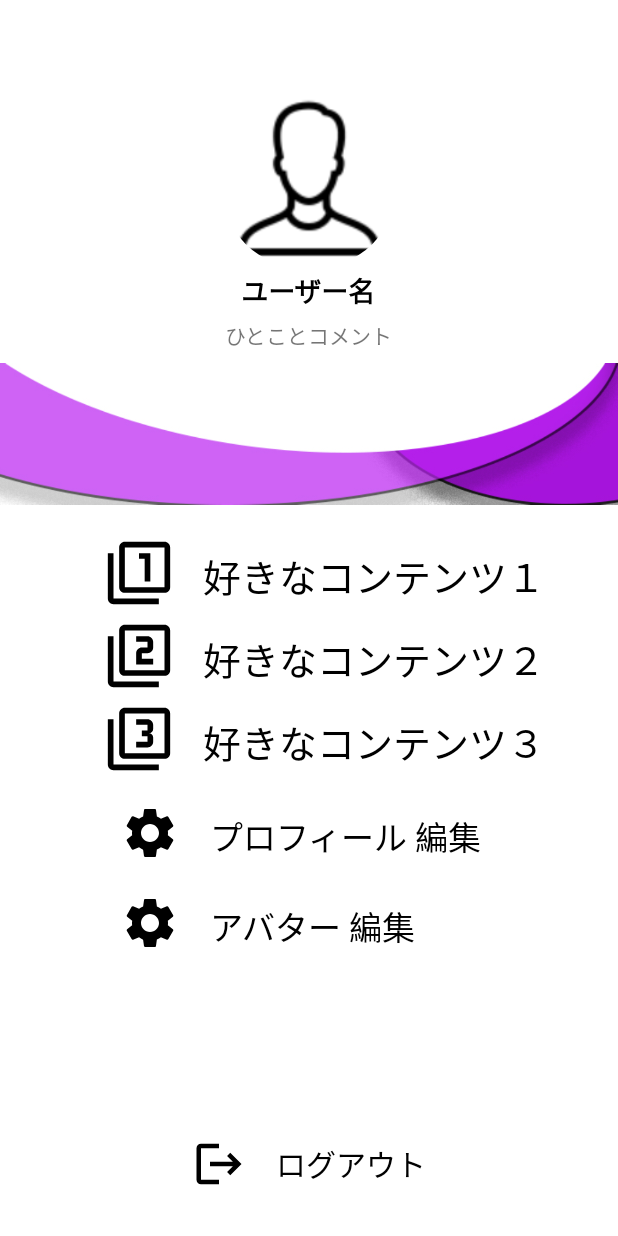
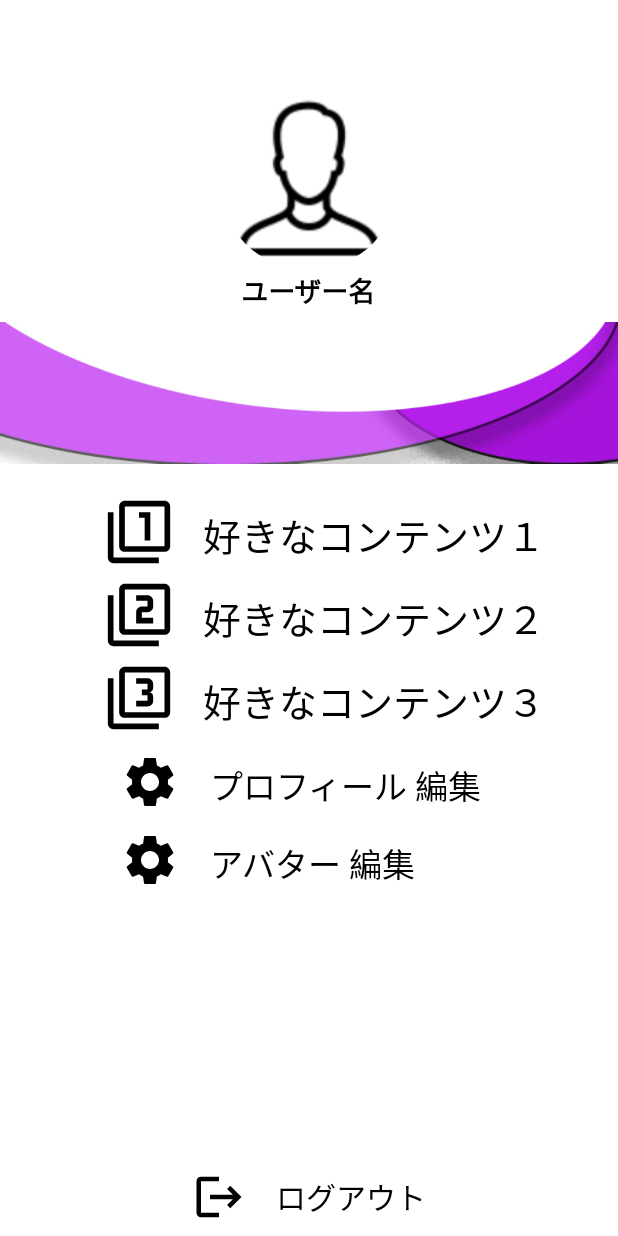
Before and after one commit to KeitoFurusawa/Oldiary, an Android app: the layout activity_profile.xml on its own in the app's theme, with its tools: preview values and no code run, on a phone screen of 412 x 824 dp. Run offline under Robolectric (Android 15) with nearby library versions, the phone set to English and light mode, and no system bars; Roboto replaces fonts that are not available here.

Commit message:
マージ中

```diff
--- a/app/src/main/res/layout/activity_profile.xml
+++ b/app/src/main/res/layout/activity_profile.xml
@@ -41,9 +41,9 @@
         android:id="@+id/imageview_pic"
         android:layout_width="match_parent"
         android:layout_height="100dp"
-        android:src="@drawable/profile_ui"
         android:layout_below="@id/comment"
-        android:layout_marginTop="5dp"/>
+        android:layout_marginTop="-22dp"
+        android:src="@drawable/profile_ui" />
 
     <LinearLayout
         android:id="@+id/linearlayout_1"
@@ -123,80 +123,77 @@
             android:layout_marginTop="5dp"/>
     </LinearLayout>
 
+
     <LinearLayout
         android:id="@+id/linearlayout_editProf"
         android:layout_width="match_parent"
         android:layout_height="wrap_content"
-        android:orientation="horizontal"
         android:layout_below="@+id/linearlayout_3"
-        android:layout_marginTop="20dp">
+        android:layout_marginTop="13dp"
+        android:orientation="horizontal">
 
         <ImageView
             android:layout_width="40dp"
             android:layout_height="40dp"
-            android:src="@drawable/ic_settings"
             android:layout_marginLeft="80dp"
-            />
+            android:src="@drawable/ic_settings" />
 
         <TextView
             android:layout_width="wrap_content"
             android:layout_height="wrap_content"
+            android:layout_marginLeft="20dp"
+            android:layout_marginTop="5dp"
             android:text="プロフィール 編集"
-            android:textSize="22sp"
             android:textColor="#000"
-            android:layout_marginLeft="20dp"
-            android:layout_marginTop="5dp"/>
+            android:textSize="22sp" />
     </LinearLayout>
 
     <LinearLayout
         android:id="@+id/linearlayout_EditAvatar"
         android:layout_width="match_parent"
         android:layout_height="wrap_content"
-        android:orientation="horizontal"
         android:layout_below="@+id/linearlayout_editProf"
-        android:layout_marginTop="20dp">
+        android:layout_marginTop="12dp"
+        android:orientation="horizontal">
 
         <ImageView
             android:layout_width="40dp"
             android:layout_height="40dp"
-            android:src="@drawable/ic_settings"
             android:layout_marginLeft="80dp"
-            />
+            android:src="@drawable/ic_settings" />
 
         <TextView
             android:layout_width="wrap_content"
             android:layout_height="wrap_content"
+            android:layout_marginLeft="20dp"
+            android:layout_marginTop="5dp"
             android:text="アバター 編集"
-            android:textSize="22sp"
             android:textColor="#000"
-            android:layout_marginLeft="20dp"
-            android:layout_marginTop="5dp"/>
+            android:textSize="22sp" />
     </LinearLayout>
-
 
     <LinearLayout
         android:id="@+id/linearlayout_logout"
         android:layout_width="match_parent"
         android:layout_height="wrap_content"
-        android:orientation="horizontal"
-        android:layout_marginBottom="30dp"
         android:layout_alignParentBottom="true"
         android:layout_marginTop="30dp"
-        android:gravity="center">
+        android:layout_marginBottom="8dp"
+        android:gravity="center"
+        android:orientation="horizontal">
 
         <ImageView
             android:layout_width="36dp"
             android:layout_height="36dp"
-            android:src="@drawable/ic_logout"
-            />
+            android:src="@drawable/ic_logout" />
 
         <TextView
             android:layout_width="wrap_content"
             android:layout_height="wrap_content"
+            android:layout_marginLeft="20dp"
             android:text="ログアウト"
-            android:textSize="20sp"
             android:textColor="#000"
-            android:layout_marginLeft="20dp" />
+            android:textSize="20sp" />
     </LinearLayout>
 
 </RelativeLayout>
```
